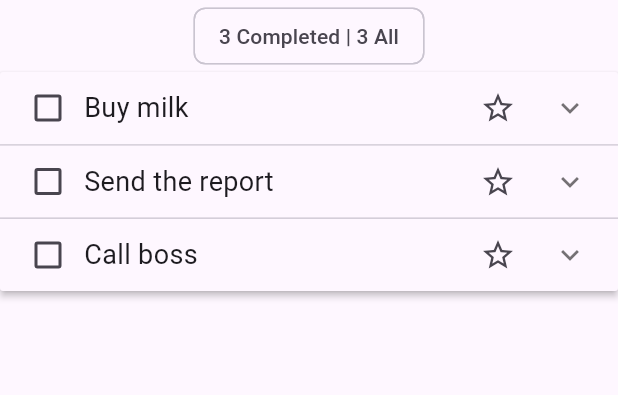
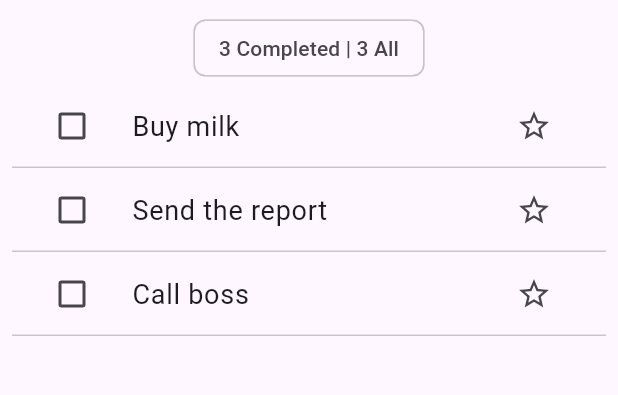
Before and after one commit to alona-gre/todo_app_riverpod, a Flutter app: the screen it shows after launch, on a phone screen of 412 x 824 dp, the part 90-485 px from its top. Run offline on Flutter 3.47's test engine with Material 3 defaults, Android fonts, the phone set to English and light mode, and no system bars; our stand-ins replace go_router.

Commit message:
implemented GoRouter, removed task tile expansion

```diff
--- a/lib/main.dart
+++ b/lib/main.dart
@@ -1,10 +1,13 @@
 import 'dart:async';
 import 'package:flutter/material.dart';
 import 'package:riverpod_todo_app/src/app.dart';
+import 'package:flutter_web_plugins/url_strategy.dart';
 
 void main() async {
   // https://docs.flutter.dev/testing/errors
   await runZonedGuarded(() async {
+    WidgetsFlutterBinding.ensureInitialized();
+    usePathUrlStrategy();
     runApp(const MyApp());
 
     FlutterError.onError = (FlutterErrorDetails details) {
--- a/lib/src/app.dart
+++ b/lib/src/app.dart
@@ -1,19 +1,16 @@
 import 'package:flutter/material.dart';
-import 'package:riverpod_todo_app/src/features/app_drawer/presentation/app_drawer.dart';
-import 'package:riverpod_todo_app/src/features/tasks/presentation/task_list_screen.dart';
 import 'package:riverpod_todo_app/src/localization/string_hardcoded.dart';
+import 'package:riverpod_todo_app/src/routing/app_router.dart';
 
 class MyApp extends StatelessWidget {
   const MyApp({Key? key}) : super(key: key);
 
   @override
   Widget build(BuildContext context) {
-    WidgetsFlutterBinding.ensureInitialized();
-
-    return MaterialApp(
+    return MaterialApp.router(
       debugShowCheckedModeBanner: false,
       restorationScopeId: 'app',
-      home: const TaskListScreen(option: DrawerOption.allTasks),
+      routerConfig: goRouter,
       onGenerateTitle: (BuildContext context) => 'My To-Do app'.hardcoded,
       theme: ThemeData(
         visualDensity: const VisualDensity(),
--- a/lib/src/common_widgets/empty_placeholder_widget.dart
+++ b/lib/src/common_widgets/empty_placeholder_widget.dart
@@ -1,7 +1,9 @@
 import 'package:flutter/material.dart';
+import 'package:go_router/go_router.dart';
 import 'package:riverpod_todo_app/src/common_widgets/primary_button.dart';
 import 'package:riverpod_todo_app/src/constants/app_sizes.dart';
 import 'package:riverpod_todo_app/src/localization/string_hardcoded.dart';
+import 'package:riverpod_todo_app/src/routing/app_router.dart';
 
 /// Placeholder widget showing a message and CTA to go back to the home screen.
 class EmptyPlaceholderWidget extends StatelessWidget {
@@ -24,7 +26,7 @@ class EmptyPlaceholderWidget extends StatelessWidget {
             ),
             gapH32,
             PrimaryButton(
-              // onPressed: () => context.goNamed(AppRoute.home.name),
+              onPressed: () => context.goNamed(AppRoute.home.name),
               text: 'Go Home'.hardcoded,
             )
           ],
--- a/lib/src/features/tasks/presentation/home_app_bar/home_app_bar.dart
+++ b/lib/src/features/tasks/presentation/home_app_bar/home_app_bar.dart
@@ -29,6 +29,16 @@ class HomeAppBar extends StatelessWidget implements PreferredSizeWidget {
           /// To-Do: Search();
           MoreMenuButton(),
         ],
+        leading: IconButton(
+          onPressed: () {
+            // if (!Platform.isAndroid && !Platform.isIOS) {
+            //   _controller.setExtended(true);
+            // }
+            Scaffold.of(context).openDrawer();
+            // _key.currentState?.openDrawer();
+          },
+          icon: const Icon(Icons.menu),
+        ),
       );
     } else {
       return AppBar(
--- a/lib/src/features/tasks/presentation/task_list/task_list.dart
+++ b/lib/src/features/tasks/presentation/task_list/task_list.dart
@@ -15,39 +15,12 @@ class TasksList extends StatelessWidget {
     return Flexible(
       fit: FlexFit.loose,
       child: SingleChildScrollView(
-        child: ExpansionPanelList.radio(
-          children: taskList
-              .map(
-                (task) => ExpansionPanelRadio(
-                  value: task.id,
-                  headerBuilder: (context, isOpen) => TaskTile(
-                    task: task,
-                  ),
-                  body: ListTile(
-                    title: SelectableText.rich(
-                      TextSpan(
-                        children: [
-                          const TextSpan(
-                            text: 'Text\n',
-                            style: TextStyle(
-                              fontWeight: FontWeight.bold,
-                            ),
-                          ),
-                          TextSpan(text: task.title),
-                          const TextSpan(
-                            text: '\n\nNotes\n',
-                            style: TextStyle(
-                              fontWeight: FontWeight.bold,
-                            ),
-                          ),
-                          TextSpan(text: task.notes),
-                        ],
-                      ),
-                    ),
-                  ),
-                ),
-              )
-              .toList(),
+        child: ListView.builder(
+          shrinkWrap: true,
+          itemCount: taskList.length,
+          itemBuilder: (context, index) => TaskTile(
+            task: taskList[index],
+          ),
         ),
       ),
     );
--- a/lib/src/features/tasks/presentation/task_list/task_tile.dart
+++ b/lib/src/features/tasks/presentation/task_list/task_tile.dart
@@ -1,7 +1,8 @@
 import 'package:flutter/material.dart';
-import 'package:intl/intl.dart';
+import 'package:go_router/go_router.dart';
 import 'package:riverpod_todo_app/src/common_widgets/alert_dialogs.dart';
 import 'package:riverpod_todo_app/src/features/tasks/domain/task.dart';
+import 'package:riverpod_todo_app/src/routing/app_router.dart';
 
 class TaskTile extends StatelessWidget {
   const TaskTile({
@@ -13,54 +14,47 @@ class TaskTile extends StatelessWidget {
 
   @override
   Widget build(BuildContext context) {
-    return Row(
-      mainAxisAlignment: MainAxisAlignment.spaceBetween,
+    return Column(
       children: [
-        Expanded(
-          child: Padding(
-            padding: const EdgeInsets.only(left: 8.0),
-            child: Row(
-              children: [
-                Checkbox(
+        ListTile(
+          onTap: () {
+            context.goNamed(
+              AppRoute.task.name,
+              pathParameters: {'id': task.id},
+            );
+          },
+
+          leading: Checkbox(
             value: task.isDone,
             onChanged: (value) {
               // TODO: Tap checkbox
               showNotImplementedAlertDialog(context: context);
             },
           ),
-                Expanded(
-                  child: Column(
-                    crossAxisAlignment: CrossAxisAlignment.start,
-                    children: [
-                      Text(
+          title: Text(
             task.title ?? '',
             overflow: TextOverflow.ellipsis,
             style: TextStyle(
               fontSize: 18,
-                          decoration:
-                              task.isDone! ? TextDecoration.lineThrough : null,
+              decoration: task.isDone! ? TextDecoration.lineThrough : null,
             ),
           ),
-                      task.createdDate != null
-                          ? Text(
-                              DateFormat()
-                                  .add_yMMMEd()
-                                  .add_Hms()
-                                  .format(DateTime.parse(
-                                    task.createdDate!,
-                                  )),
-                            )
-                          : const SizedBox.shrink(),
-                    ],
-                  ),
-                ),
-              ],
-            ),
-          ),
-        ),
-        Row(
-          children: [
-            task.isFavorite == false
+          // subtitle: Row(
+          //   mainAxisAlignment: MainAxisAlignment.spaceBetween,
+          //   children: <Widget>[
+          //     Text(
+          //       task.context.toString(),
+          //       style: TextStyle(color: Colors.grey[800]),
+          //     ),
+          //     Text(
+          //       task.dueDate != null
+          //           ? DateFormat.MMMEd().format(task.dueDate as DateTime)
+          //           : '',
+          //       style: TextStyle(color: Colors.grey[800]),
+          //     ),
+          //   ],
+          // ),
+          trailing: task.isFavorite == false
               ? IconButton(
                   icon: const Icon(Icons.star_outline),
                   onPressed: () {
@@ -71,10 +65,13 @@ class TaskTile extends StatelessWidget {
               : IconButton(
                   icon: const Icon(Icons.star),
                   onPressed: () {
-                      /// To-Do
+                    /// TODO
+                    showNotImplementedAlertDialog(context: context);
                   },
                 ),
-          ],
+        ),
+        const Divider(
+          height: 0,
         ),
       ],
     );
--- a/lib/src/features/tasks/presentation/task_list_screen.dart
+++ b/lib/src/features/tasks/presentation/task_list_screen.dart
@@ -1,59 +1,43 @@
-import 'dart:io';
 import 'package:flutter/material.dart';
 import 'package:riverpod_todo_app/src/common_widgets/responsive_scrollable_column.dart';
 import 'package:riverpod_todo_app/src/common_widgets/responsive_two_column_layout.dart';
 import 'package:riverpod_todo_app/src/constants/app_sizes.dart';
+import 'package:riverpod_todo_app/src/constants/breakpoints.dart';
 import 'package:riverpod_todo_app/src/features/app_drawer/presentation/app_drawer.dart';
 import 'package:riverpod_todo_app/src/features/search/presentation/search_screen.dart';
 import 'package:riverpod_todo_app/src/features/tasks/presentation/home_app_bar/home_app_bar.dart';
 import 'package:riverpod_todo_app/src/features/tasks/presentation/task_list/all_tasks_list.dart';
 
 /// Shows the list of products with a search field at the top.
-class TaskListScreen extends StatefulWidget {
+class TaskListScreen extends StatelessWidget {
   final DrawerOption option;
-  const TaskListScreen({
+  TaskListScreen({
     Key? key,
     required this.option,
   }) : super(key: key);
 
-  @override
-  State<TaskListScreen> createState() => _TaskListScreenState();
-}
-
-class _TaskListScreenState extends State<TaskListScreen> {
-  // * Use a [ScrollController] to register a listener that dismisses the
-  // * on-screen keyboard when the user scrolls.
-  // * This is needed because this page has a search field that the user can
-  // * type into.
   final _scrollController = ScrollController();
 
   @override
-  void initState() {
-    super.initState();
-    _scrollController.addListener(_dismissOnScreenKeyboard);
-  }
+  Widget build(BuildContext context) {
+    final screenWidth = MediaQuery.of(context).size.width;
 
-  @override
-  void dispose() {
-    _scrollController.removeListener(_dismissOnScreenKeyboard);
-    super.dispose();
-  }
-
-  // When the search text field gets the focus, the keyboard appears on mobile.
-  // This method is used to dismiss the keyboard when the user scrolls.
-  void _dismissOnScreenKeyboard() {
-    if (FocusScope.of(context).hasFocus) {
-      FocusScope.of(context).unfocus();
-    }
-  }
-
-  @override
-  Widget build(BuildContext context) {
     return Scaffold(
       appBar: const HomeAppBar(),
-      drawer: Platform.isIOS || Platform.isAndroid ? const AppDrawer() : null,
-      body: Platform.isIOS || Platform.isAndroid
-          ? const AllTasksList()
+      drawer: screenWidth < Breakpoint.desktop ? const AppDrawer() : null,
+      body: screenWidth < Breakpoint.desktop
+          ? CustomScrollView(
+              slivers: [
+                ResponsiveSliverColumn(
+                    padding: const EdgeInsets.all(Sizes.p8),
+                    child:
+                        // push to different routes based on selected option
+                        switch (option) {
+                      DrawerOption.allTasks => const AllTasksList(),
+                      DrawerOption.search => const SearchScreen(),
+                    }),
+              ],
+            )
           : ResponsiveTwoColumnLayout(
               startContent: CustomScrollView(
                   controller: _scrollController,
@@ -63,14 +47,14 @@ class _TaskListScreenState extends State<TaskListScreen> {
                       child: MyDrawer(),
                     ),
                   ]),
-              spacing: Sizes.p16,
+              spacing: Sizes.p4,
               endContent: CustomScrollView(
                 slivers: [
                   ResponsiveSliverColumn(
-                      padding: const EdgeInsets.all(Sizes.p16),
+                      padding: const EdgeInsets.all(Sizes.p8),
                       child:
                           // push to different routes based on selected option
-                          switch (widget.option) {
+                          switch (option) {
                         DrawerOption.allTasks => const AllTasksList(),
                         DrawerOption.search => const SearchScreen(),
                       }),
--- a/lib/src/routing/app_router.dart
+++ b/lib/src/routing/app_router.dart
@@ -1,6 +1,10 @@
-import 'package:flutter_riverpod/flutter_riverpod.dart';
+import 'package:flutter/material.dart';
 import 'package:go_router/go_router.dart';
+import 'package:riverpod_todo_app/src/common_widgets/dialog_page.dart';
+
 import 'package:riverpod_todo_app/src/features/app_drawer/presentation/app_drawer.dart';
+import 'package:riverpod_todo_app/src/features/authentication/presentation/account/account_screen.dart';
+import 'package:riverpod_todo_app/src/features/edit_task/presentation/edit_task_screen.dart';
 import 'package:riverpod_todo_app/src/features/tasks/presentation/task_list_screen.dart';
 import 'package:riverpod_todo_app/src/routing/not_found_screen.dart';
 
@@ -8,22 +12,17 @@ enum AppRoute {
   home,
   task,
   search,
-  // product,
-  // leaveReview,
-  // cart,
-  // wishlist,
-  // checkout,
-  // orders,
-  // account,
-  // signIn,
+  // starred,
+  // completed
+  // deleted,
+  account,
+  //signIn,
 }
 
-final goRouterProvider = Provider<GoRouter>((ref) {
-  //final authRepository = ref.watch(authRepositoryProvider);
-  return GoRouter(
+final goRouter = GoRouter(
   initialLocation: '/',
   debugLogDiagnostics: false,
-    redirect: (context, state) {
+  // redirect: (context, state) {
   // final isLoggedIn = authRepository.currentUser != null;
   // final path = state.uri.path;
   // if (isLoggedIn) {
@@ -35,91 +34,62 @@ final goRouterProvider = Provider<GoRouter>((ref) {
   //     return '/';
   //   }
   // }
-      return null;
-    },
+  //  return null;
+  // },
   // refreshListenable: GoRouterRefreshStream(authRepository.authStateChanges()),
   routes: [
     GoRoute(
       path: '/',
       name: AppRoute.home.name,
       builder: (context, state) =>
-            const TaskListScreen(option: DrawerOption.allTasks),
+          TaskListScreen(option: DrawerOption.allTasks),
+      pageBuilder: (context, state) {
+        return buildPageWithDefaultTransition<void>(
+          context: context,
+          state: state,
+          child: TaskListScreen(option: DrawerOption.allTasks),
+        );
+      },
       routes: [
         GoRoute(
-            path: 'search',
-            name: AppRoute.search.name,
-            builder: (context, state) =>
-                const TaskListScreen(option: DrawerOption.search),
-            // pageBuilder: (context, state) {
-            //   return const MaterialPage(
-            //     fullscreenDialog: true,
-            //     child: SearchScreen(),
-            //   );
-            // },
+            path: 'task/:id',
+            name: AppRoute.task.name,
+            pageBuilder: (BuildContext context, GoRouterState state) {
+              final taskId = state.pathParameters['id']!;
+              return DialogPage(builder: (_) => EditTaskScreen(taskId: taskId));
+            }
+            // routes: [
+            //   GoRoute(
+            //     path: 'review',
+            //     name: AppRoute.leaveReview.name,
+            //     pageBuilder: (context, state) {
+            //       final productId = state.pathParameters['id']!;
+            //       return MaterialPage(
+            //         fullscreenDialog: true,
+            //         child: LeaveReviewScreen(productId: productId),
+            //       );
+            //     },
+            //   ),
+            // ],
             ),
+        GoRoute(
+          path: 'account',
+          name: AppRoute.account.name,
+          pageBuilder: (context, state) => const MaterialPage(
+            fullscreenDialog: true,
+            child: AccountScreen(),
+          ),
+        ),
+
         // GoRoute(
-          //   path: 'task/:id',
-          //   name: AppRoute.task.name,
-          //   builder: (context, state) {
-          //     final taskId = state.pathParameters['id']!;
-          //     return TaskScreen(productId: productId);
-          //   },
-          //   routes: [
-          //     GoRoute(
-          //       path: 'review',
-          //       name: AppRoute.leaveReview.name,
-          //       pageBuilder: (context, state) {
-          //         final productId = state.pathParameters['id']!;
-          //         return MaterialPage(
-          //           fullscreenDialog: true,
-          //           child: LeaveReviewScreen(productId: productId),
-          //         );
-          //       },
-          //     ),
-          //   ],
-          // ),
-          // GoRoute(
-          //   path: 'cart',
-          //   name: AppRoute.cart.name,
-          //   pageBuilder: (context, state) => const MaterialPage(
-          //     fullscreenDialog: true,
-          //     child: ShoppingCartScreen(),
-          //   ),
-          //   routes: [
-          //     GoRoute(
-          //       path: 'checkout',
-          //       name: AppRoute.checkout.name,
-          //       pageBuilder: (context, state) => const MaterialPage(
-          //         fullscreenDialog: true,
-          //         child: CheckoutScreen(),
-          //       ),
-          //     ),
-          //   ],
-          // ),
-          // GoRoute(
-          //   path: 'wishlist',
+        //   path: 'starred',
         //   name: AppRoute.wishlist.name,
         //   pageBuilder: (context, state) => const MaterialPage(
         //     fullscreenDialog: true,
         //     child: WishlistScreen(),
         //   ),
         // ),
-          // GoRoute(
-          //   path: 'orders',
-          //   name: AppRoute.orders.name,
-          //   pageBuilder: (context, state) => const MaterialPage(
-          //     fullscreenDialog: true,
-          //     child: OrdersListScreen(),
-          //   ),
-          // ),
-          // GoRoute(
-          //   path: 'account',
-          //   name: AppRoute.account.name,
-          //   pageBuilder: (context, state) => const MaterialPage(
-          //     fullscreenDialog: true,
-          //     child: AccountScreen(),
-          //   ),
-          // ),
+
         // GoRoute(
         //   path: 'signIn',
         //   name: AppRoute.signIn.name,
@@ -132,7 +102,30 @@ final goRouterProvider = Provider<GoRouter>((ref) {
         // ),
       ],
     ),
+    GoRoute(
+      path: '/search',
+      name: AppRoute.search.name,
+      builder: (context, state) => TaskListScreen(option: DrawerOption.search),
+      pageBuilder: (context, state) => buildPageWithDefaultTransition<void>(
+        context: context,
+        state: state,
+        child: TaskListScreen(option: DrawerOption.search),
+      ),
+    ),
   ],
   errorBuilder: (context, state) => const NotFoundScreen(),
 );
-});
+
+CustomTransitionPage buildPageWithDefaultTransition<T>({
+  required BuildContext context,
+  required GoRouterState state,
+  required Widget child,
+}) {
+  return CustomTransitionPage<T>(
+    key: state.pageKey,
+    child: child,
+    transitionDuration: const Duration(milliseconds: 60),
+    transitionsBuilder: (context, animation, secondaryAnimation, child) =>
+        FadeTransition(opacity: animation, child: child),
+  );
+}
--- a/pubspec.yaml
+++ b/pubspec.yaml
@@ -38,6 +38,7 @@ dependencies:
   # Use with the CupertinoIcons class for iOS style icons.
   cupertino_icons: ^1.0.2
   intl: ^0.19.0
+  sidebarx: ^0.16.3
 
 dev_dependencies:
   flutter_test:
```
Also changed, not shown: lib/src/common_widgets/dialog_page.dart (added, +39 -0 lines), lib/src/features/app_drawer/presentation/app_drawer.dart (+33 -26 lines), lib/src/features/authentication/domain/app_user.dart (added, +19 -0 lines), lib/src/features/authentication/presentation/account/account_screen.dart (added, +105 -0 lines), lib/src/features/edit_task/presentation/edit_task_screen.dart (added, +91 -0 lines), lib/src/features/tasks/presentation/all_tasks/all_tasks_widget.dart (+6 -3 lines), lib/src/features/tasks/presentation/home_app_bar/more_menu_button.dart (+3 -6 lines), pubspec.lock. Lines whose indentation alone changed are shown as unchanged.
